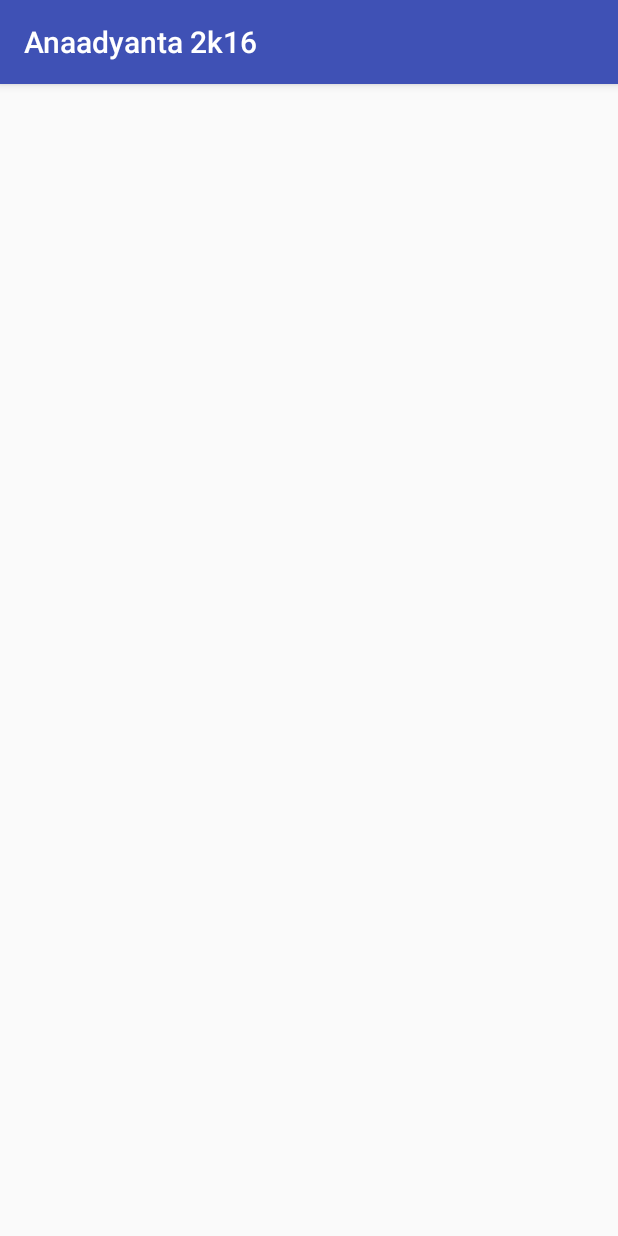
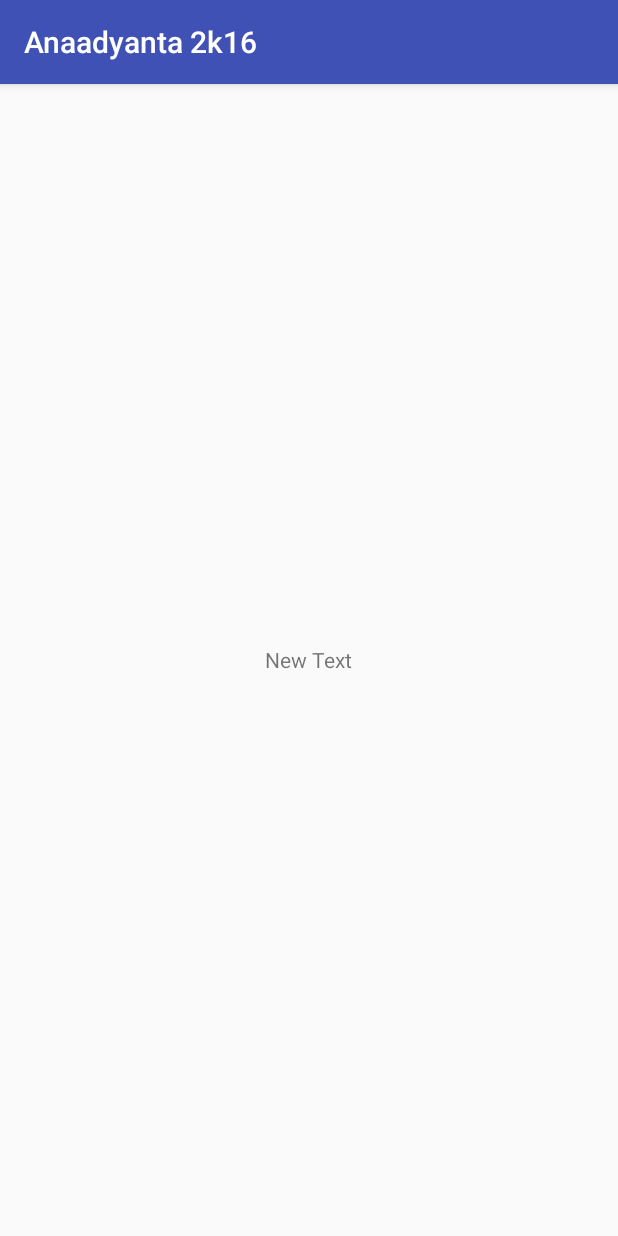
Before and after one commit to Niranjan-B/anaadyanta-2k16, an Android app: the screen it shows after launch (MainActivity), on a phone screen of 412 x 824 dp. Run offline under Robolectric (Android 15) with nearby library versions, the phone set to English and light mode, and no system bars.

Commit message:
added a text view...

```diff
--- a/app/src/main/res/layout/activity_main.xml
+++ b/app/src/main/res/layout/activity_main.xml
@@ -1,3 +1,4 @@
+
 <?xml version="1.0" encoding="utf-8"?>
 <RelativeLayout xmlns:android="http://schemas.android.com/apk/res/android"
     xmlns:tools="http://schemas.android.com/tools"
@@ -9,4 +10,11 @@
     android:paddingTop="@dimen/activity_vertical_margin"
     tools:context="org.anaadyanta.anaadyanta2k16.MainActivity">
 
+    <TextView
+        android:layout_width="wrap_content"
+        android:layout_height="wrap_content"
+        android:text="New Text"
+        android:id="@+id/textView"
+        android:layout_centerVertical="true"
+        android:layout_centerHorizontal="true" />
 </RelativeLayout>
```
